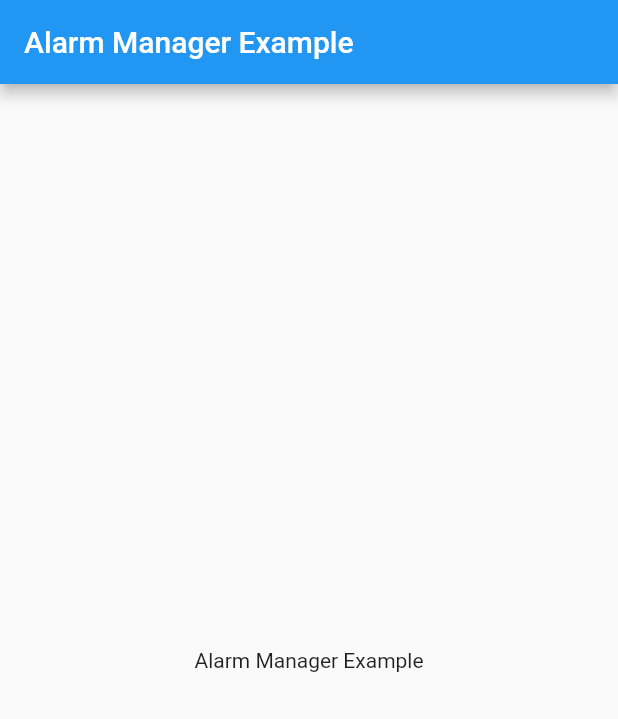
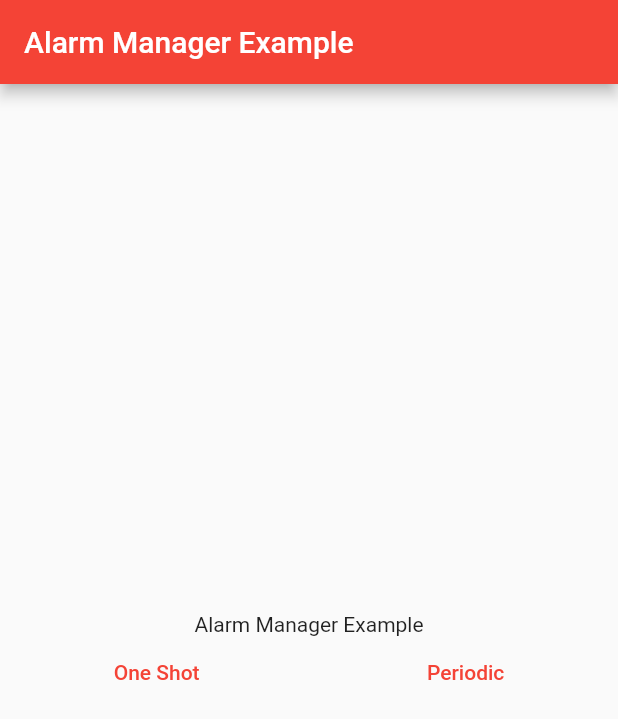
Before and after one commit to TomerPacific/MediumArticles, a Flutter app: the screen it shows after launch, on a phone screen of 412 x 824 dp. Shown: the top 719 px of the screen. Run offline on Flutter 3.47's test engine with Material 2 defaults, Android fonts, the light colour scheme and no system bars; our stand-ins replace geolocator, webview_flutter; missing offline and left inert: android_alarm_manager_plus.

Commit message:
MediumArticles AlarmManager UI and logic to trigger one shot and periodic alarms

```diff
--- a/alarm_manager_example/lib/main.dart
+++ b/alarm_manager_example/lib/main.dart
@@ -15,7 +15,7 @@ class MyApp extends StatelessWidget {
     return MaterialApp(
       title: 'Alarm Manager Example',
       theme: ThemeData(
-        primarySwatch: Colors.blue,
+        primarySwatch: Colors.red,
       ),
       home: const MyHomePage(title: 'Alarm Manager Example'),
     );
@@ -33,6 +33,26 @@ class MyHomePage extends StatefulWidget {
 
 class _MyHomePageState extends State<MyHomePage> {
 
+  final int _oneShotTaskId = 1;
+  final int _periodicTaskId = 2;
+
+  static void _oneShotTaskCallback() {
+    print("One Shot Task Running");
+  }
+
+  static void _periodicTaskCallback() {
+    print("Periodic Task Running");
+  }
+
+  void _scheduleOneShotAlarm() async {
+    await AndroidAlarmManager.oneShot(const Duration(seconds: 10), _oneShotTaskId, _oneShotTaskCallback);
+  }
+
+  void _schedulePeriodicAlarm() async {
+    await AndroidAlarmManager.periodic(const Duration(seconds: 10), _periodicTaskId, _periodicTaskCallback);
+
+  }
+
   @override
   Widget build(BuildContext context) {
 
@@ -43,10 +63,24 @@ class _MyHomePageState extends State<MyHomePage> {
       body: Center(
         child: Column(
           mainAxisAlignment: MainAxisAlignment.center,
-          children: const <Widget>[
-              Text(
+          children: <Widget>[
+              const Text(
               'Alarm Manager Example',
             ),
+            Row(
+              mainAxisAlignment: MainAxisAlignment.spaceAround,
+              children: [
+                TextButton(onPressed: _scheduleOneShotAlarm,
+                    child: const Text(
+                      "One Shot"
+                  )
+                ),
+                TextButton(onPressed: _schedulePeriodicAlarm,
+                    child: const Text(
+                        "Periodic"
+                    ))
+              ],
+            )
           ],
         ),
       ),
```
